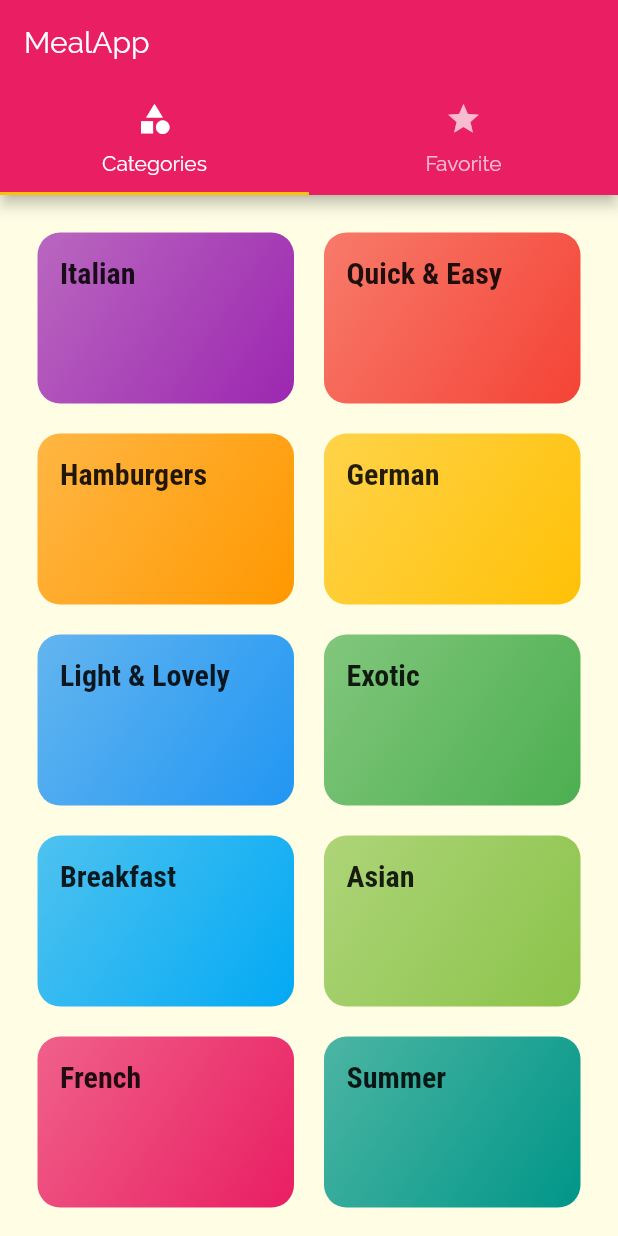
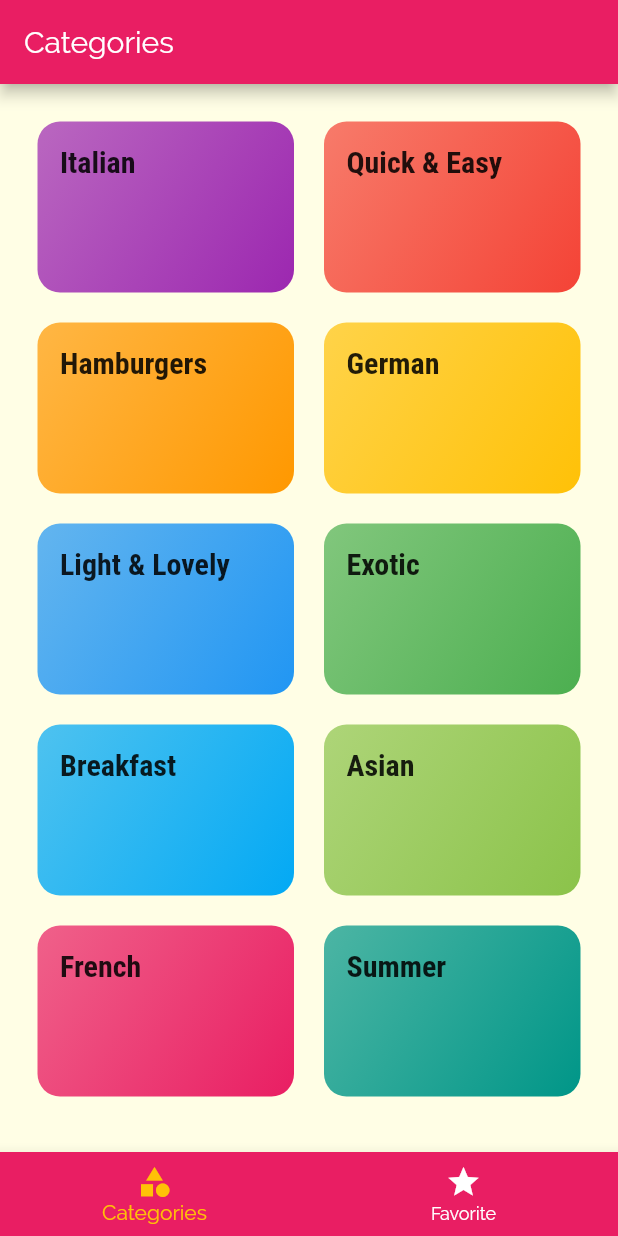
Before and after one commit to hiroshimuto9/flutter_meals_app, a Flutter app: the screen it shows after launch, on a phone screen of 412 x 824 dp. Run offline on Flutter 3.47's test engine with Material 2 defaults, Android fonts, the phone set to English and light mode, and no system bars.

Commit message:
update: switch titles depending on the selected tab

```diff
--- a/lib/screens/tabs_screen.dart
+++ b/lib/screens/tabs_screen.dart
@@ -8,30 +8,48 @@ class TabsScreen extends StatefulWidget {
 }
 
 class _TabsScreenState extends State<TabsScreen> {
+  final List<Map<String, Object>> _pages = [
+    {
+      'page': CategoriesScreen(),
+      'title': 'Categories'
+    },
+    {
+      'page': FavoritesScreen(),
+      'title': 'Your Favorite'
+    },
+  ];
+
+  int _selectPageIndex = 0;
+
+  void _selectPage(int index) {
+    setState(() {
+      _selectPageIndex = index;
+    });
+  }
+
   @override
   Widget build(BuildContext context) {
-    return DefaultTabController(
-      length: 2,
-      child: Scaffold(
+    return Scaffold(
       appBar: AppBar(
-          title: Text('MealApp'),
-          bottom: TabBar(tabs: <Widget>[
-            Tab(
+        title: Text(_pages[_selectPageIndex]['title']),
+      ),
+      body: _pages[_selectPageIndex]['page'],
+      bottomNavigationBar: BottomNavigationBar(
+        onTap: _selectPage,
+        backgroundColor: Theme.of(context).primaryColor,
+        unselectedItemColor: Colors.white,
+        selectedItemColor: Theme.of(context).accentColor,
+        currentIndex: _selectPageIndex,
+        items: [
+          BottomNavigationBarItem(
             icon: Icon(Icons.category),
-              text: 'Categories'
+            title: Text('Categories'),
           ),
-            Tab(
+          BottomNavigationBarItem(
             icon: Icon(Icons.star),
-              text: 'Favorite'
+            title: Text('Favorite'),
           ),
-          ],),
-        ),
-        body: TabBarView(
-          children: <Widget>[
-            CategoriesScreen(),
-            FavoritesScreen(),
         ],
-        ),
       ),
     );
   }
```
Lines whose indentation alone changed are shown as unchanged.
